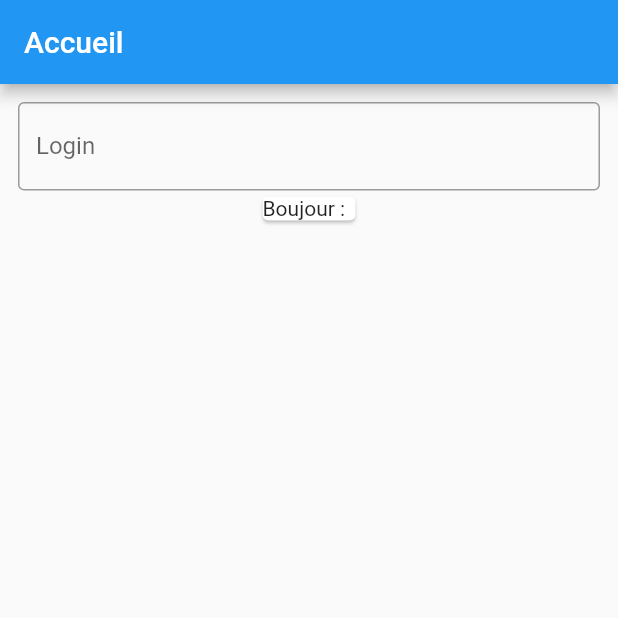
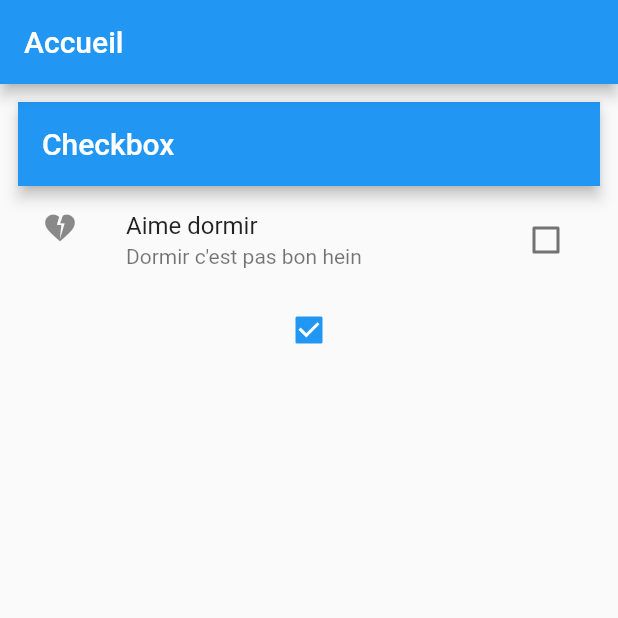
Before and after one commit to PatouVIDEGNON/Formulaire_Flutter, a Flutter app: the screen it shows after launch, on a phone screen of 412 x 824 dp, the top half of it. Run offline on Flutter 3.47's test engine with Material 2 defaults, Android fonts, the phone set to English and light mode, and no system bars.

Commit message:
feat: checkout Input

```diff
--- a/lib/screens/home_screen.dart
+++ b/lib/screens/home_screen.dart
@@ -1,5 +1,8 @@
 import 'package:flutter/material.dart';
-import 'package:formulaire_flutter/widgets/input.dart';
+//import 'package:formulaire_flutter/widgets/input.dart';
+import 'package:formulaire_flutter/widgets/input_form.dart';
+
+import '../widgets/checkbox_input.dart';
 
 class HomeScreen extends StatelessWidget {
   const HomeScreen({Key? key}) : super(key: key);
@@ -15,7 +18,11 @@ class HomeScreen extends StatelessWidget {
       body: Padding(
         padding: EdgeInsets.all(12),
         child: Column(
-          children: const [Input()],
+          children: const [
+            //InputForm(),
+           // Input(),
+            Expanded(child: CheckBoxInput(),),
+          ],
         ),
       ),
     );
--- /dev/null
+++ b/lib/widgets/checkbox_input.dart
@@ -0,0 +1,43 @@
+import 'package:flutter/material.dart';
+
+class CheckBoxInput extends StatefulWidget {
+  const CheckBoxInput({Key? key}) : super(key: key);
+
+  @override
+  State<CheckBoxInput> createState() => _CheckBoxInputState();
+}
+
+class _CheckBoxInputState extends State<CheckBoxInput> {
+  bool isChecked = false;
+
+  @override
+  Widget build(BuildContext context) {
+    return Scaffold(
+      appBar: AppBar(
+        title: Text('Checkbox'),
+      ),
+      body: Container(
+        child: Column(children: [
+          CheckboxListTile(
+            activeColor: Colors.deepOrangeAccent,
+            secondary: const Icon(Icons.heart_broken), // c'est comme le leading dans listTile
+            subtitle: Text('Dormir c\'est pas bon hein'),
+            title: Text('Aime dormir'),
+            value: isChecked,
+            onChanged: (bool? value) {
+              setState(() {
+                // Todo : print(value); et voir,
+               // print(value);
+                isChecked = value!;
+              });
+            },
+          ),
+          Checkbox(
+            value: true,
+            onChanged: (bool? value) {},
+          )
+        ]),
+      ),
+    );
+  }
+}
```
Also changed, not shown: lib/widgets/input.dart (+32 -77 lines), lib/widgets/input_form.dart (added, +59 -0 lines), lib/widgets/radio_Input.dart (added).
